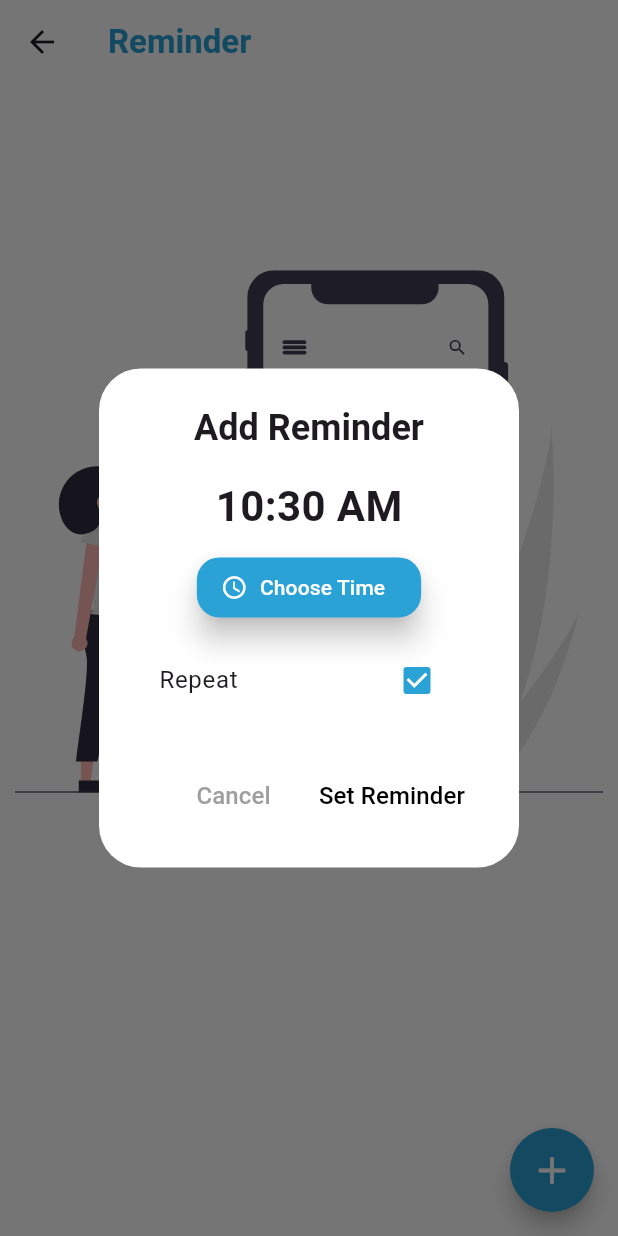
After one commit to Nafis71/HydrateMe, a Flutter app: the WaterReminderScreenView screen opened directly, after a tap on the "add" icon, on a phone screen of 412 x 824 dp. The commit adds this screen. Run offline on Flutter 3.47's test engine with Material 3 defaults, Android fonts, the phone set to English and light mode, and no system bars; our stand-ins replace awesome_notifications, flutter_slidable, flutter_svg, hive, lottie, shared_preferences and 1 more; accounts and stored records are empty.

Commit message:
Added water reminder section, notification mechanism and fixed some bugs.

```diff
--- /dev/null
+++ b/lib/Models/notification_register_model.dart
@@ -0,0 +1,18 @@
+import 'package:hive/hive.dart';
+part 'notification_register_model.g.dart';
+
+@HiveType(typeId: 1)
+class NotificationRegisterModel extends HiveObject {
+  @HiveField(0)
+  int id;
+
+  @HiveField(1)
+  String time;
+
+  @HiveField(2)
+  String repeatType;
+  @HiveField(3)
+  bool isReminderEnabled;
+
+  NotificationRegisterModel({required this.id, required this.time, required this.repeatType, required this.isReminderEnabled});
+}
--- /dev/null
+++ b/lib/Services/NotificationService.dart
@@ -0,0 +1,69 @@
+import 'package:awesome_notifications/awesome_notifications.dart';
+import 'package:flutter/material.dart';
+
+class NotificationService {
+  static void initializeNotification() {
+    AwesomeNotifications().initialize(
+        null,
+        [
+          NotificationChannel(
+            channelGroupKey: "TestingChannelGroup",
+            channelKey: "TestingChannel",
+            channelName: "Water Reminder Channel",
+            channelDescription:
+                "Notification channel for reminding water intake",
+            defaultColor: Colors.white,
+            ledColor: Colors.white,
+            importance: NotificationImportance.Max,
+            playSound: true,
+          ),
+        ],
+        channelGroups: [
+          NotificationChannelGroup(
+              channelGroupKey: 'TestingChannelGroup',
+              channelGroupName: 'Testing group')
+        ],
+        debug: true);
+  }
+
+  static Future<void> createScheduledNotification({
+    required int id,
+    required String channelKey,
+    required String title,
+    required String body,
+    required int hour,
+    required int minute,
+    required int second,
+    required bool repeat,
+  }) async {
+    await AwesomeNotifications().createNotification(
+      content: NotificationContent(
+        id: id,
+        channelKey: channelKey,
+        title: title,
+        body: body,
+      ),
+      schedule: NotificationCalendar(
+        hour: hour,
+        minute: minute,
+        second: second,
+        repeats: repeat,
+      ),
+    );
+  }
+
+
+  static Future<bool> checkNotificationPermission() async{
+    bool hasPermission = await AwesomeNotifications().isNotificationAllowed().then(
+          (isAllowed) async {
+        if (!isAllowed) {
+          return await AwesomeNotifications()
+              .requestPermissionToSendNotifications();
+        }
+        return true;
+      },
+    );
+    return (hasPermission) ? true : false;
+  }
+
+}
--- a/lib/Utils/constants.dart
+++ b/lib/Utils/constants.dart
@@ -21,6 +21,9 @@ const String noRecordOfWaterConsumptionText = "You haven't yet consumed any wate
 const String recentlyDrankText = "Recently Drank";
 const String viewAllText = "View All";
 
+//notificationConstants
+const String alertDialogHeader = "Add Reminder";
+
 
 //universals
 const String sizeMetric = "ml";
--- a/lib/Utils/hive_boxes.dart
+++ b/lib/Utils/hive_boxes.dart
@@ -1,7 +1,10 @@
+import 'package:awesome_notifications/awesome_notifications.dart';
 import 'package:hive/hive.dart';
+import 'package:water_tracker/Models/notification_register_model.dart';
 
 import '../Models/water_intake_model.dart';
 
 class HiveBoxes{
-  static Box<WaterIntakeModel> getData() => Hive.box("WaterIntake");
+  static Box<WaterIntakeModel> getWaterIntakeData() => Hive.box("WaterIntake");
+  static Box<NotificationRegisterModel> getNotificationData() => Hive.box("NotificationRecord");
 }
--- a/lib/Utils/routes.dart
+++ b/lib/Utils/routes.dart
@@ -1,5 +1,5 @@
 import 'package:flutter/material.dart';
-import 'package:water_tracker/Views/NotificationScreen/add_notification_screen.dart';
+import 'package:water_tracker/Views/NotificationScreen/water_reminder_screen_view.dart';
 
 import '../Views/DataCollectionScreen/data_collection_screen.dart';
 import '../Views/HomeScreen/home_screen_view.dart';
@@ -20,7 +20,7 @@ MaterialPageRoute? generateRoute(RouteSettings routeSettings) {
     Routes.dataCollectionScreen.toString(): (context) =>
         const DataCollectionScreenView(),
     Routes.addNotificationScreen.toString(): (context) =>
-        const AddNotificationScreen(),
+        const WaterReminderScreenView(),
   };
   final WidgetBuilder? builder = routes[routeSettings.name];
   return (builder != null) ? MaterialPageRoute(builder: builder) : null;
--- a/lib/Views/App/app.dart
+++ b/lib/Views/App/app.dart
@@ -1,15 +1,27 @@
+import 'package:awesome_notifications/awesome_notifications.dart';
 import 'package:flutter/material.dart';
 
+import '../../Services/NotificationService.dart';
 import '../../Themes/appbar_themes.dart';
 import '../../Themes/elevated_button_style.dart';
 import '../../Themes/form_text_field_themes.dart';
 import '../../Utils/routes.dart';
 
-class WaterTracker extends StatelessWidget {
+class WaterTracker extends StatefulWidget {
   const WaterTracker({
     super.key,
   });
 
+  @override
+  State<WaterTracker> createState() => _WaterTrackerState();
+}
+
+class _WaterTrackerState extends State<WaterTracker> {
+  @override
+  void initState() {
+    NotificationService.initializeNotification();
+    super.initState();
+  }
   @override
   Widget build(BuildContext context) {
     return MaterialApp(
--- a/lib/Views/Components/text_form_field.dart
+++ b/lib/Views/Components/text_form_field.dart
@@ -5,7 +5,7 @@ class FormTextField extends StatelessWidget {
   final TextInputType textInputType;
   final TextEditingController controller;
 
-  FormTextField({
+  const FormTextField({
     super.key,
     required this.hintText,
     required this.errorText,
--- a/lib/Views/HomeScreen/home_screen_recently_drank_info.dart
+++ b/lib/Views/HomeScreen/home_screen_recently_drank_info.dart
@@ -139,7 +139,7 @@ class HomeScreenRecentlyDrankInfo extends StatelessWidget {
 
   List<WaterIntakeModel> getRecentDrinkInfo() {
     List<WaterIntakeModel> models = [];
-    Box hiveBox = HiveBoxes.getData();
+    Box hiveBox = HiveBoxes.getWaterIntakeData();
     int length = hiveBox.length;
     try {
       for (int index = length - 1; index > length - 4; index--) {
--- a/lib/Views/HomeScreen/home_screen_view.dart
+++ b/lib/Views/HomeScreen/home_screen_view.dart
@@ -188,7 +188,7 @@ class _HomeScreenViewState extends State<HomeScreenView> {
   }
 
   void saveToDatabase(WaterIntakeModel data) {
-    Box hiveBox = HiveBoxes.getData();
+    Box hiveBox = HiveBoxes.getWaterIntakeData();
     hiveBox.add(data);
     setState(() {});
   }
@@ -200,7 +200,7 @@ class _HomeScreenViewState extends State<HomeScreenView> {
 
   int calculateDailyWaterIntake() {
     int totalDrank = 0;
-    Box hiveBox = HiveBoxes.getData();
+    Box hiveBox = HiveBoxes.getWaterIntakeData();
     String dateOfToday = DateFormat.yMMMd().format(DateTime.now());
     for (int index = 0; index < hiveBox.length; index++) {
       if (DateFormat.yMMMd().format(hiveBox.get(index).dateTime) ==
--- /dev/null
+++ b/lib/Views/NotificationScreen/water_reminder_alert_dialog.dart
@@ -0,0 +1,87 @@
+import 'package:flutter/material.dart';
+
+import '../../Utils/colors.dart';
+import '../../Utils/constants.dart';
+
+class WaterReminderAlertDialog extends StatelessWidget {
+  final TimeOfDay? selectedTime;
+  final Function chooseTime, setReminder;
+  final Function(dynamic) changeNotificationMode;
+  final bool isRepeatable;
+  const WaterReminderAlertDialog({super.key, required this.selectedTime, required this.chooseTime, required this.changeNotificationMode, required this.isRepeatable, required this.setReminder});
+
+  @override
+  Widget build(BuildContext context) {
+    return OrientationBuilder(
+      builder: (BuildContext context, Orientation orientation) {
+        return AlertDialog(
+          backgroundColor: Colors.white,
+          title: const Center(
+            child: Text(
+              alertDialogHeader,
+              style: TextStyle(fontWeight: FontWeight.bold),
+            ),
+          ),
+          content: SizedBox(
+            height: (orientation == Orientation.portrait)
+                ? MediaQuery.of(context).size.height * 0.2
+                : MediaQuery.of(context).size.height * 0.5,
+            child: Column(
+              crossAxisAlignment: CrossAxisAlignment.center,
+              children: [
+                Wrap(
+                  spacing: 3,
+                  children: [
+                    Text(
+                      selectedTime!.format(context),
+                      style: const TextStyle(
+                          fontSize: 28, fontWeight: FontWeight.bold),
+                    ),
+                  ],
+                ),
+                const SizedBox(height: 10),
+                ElevatedButton.icon(
+                  onPressed: () async {
+                    chooseTime();
+                  },
+                  icon: const Icon(Icons.watch_later_outlined),
+                  label: const Text("Choose Time"),
+                ),
+                const SizedBox(height: 10),
+                CheckboxListTile(
+                  title: const Text("Repeat"),
+                  value: isRepeatable,
+                  onChanged: (value) {
+                    changeNotificationMode(value);
+                  },
+                  activeColor: appPrimaryColor,
+                ),
+              ],
+            ),
+          ),
+          actions: [
+            TextButton(
+              onPressed: () {
+                Navigator.pop(context);
+              },
+              child: const Text(
+                "Cancel",
+                style: TextStyle(color: Colors.grey, fontSize: 16),
+              ),
+            ),
+            TextButton(
+              onPressed: () {
+                Navigator.pop(context);
+                setReminder();
+              },
+              child: const Text(
+                "Set Reminder",
+                style: TextStyle(color: Colors.black, fontSize: 16),
+              ),
+            )
+          ],
+        );
+      },
+    );
+  }
+}
--- /dev/null
+++ b/lib/Views/NotificationScreen/water_reminder_no_notification_layout.dart
@@ -0,0 +1,36 @@
+import 'package:flutter/material.dart';
+import 'package:flutter_svg/svg.dart';
+
+class NoNotificationLayout extends StatelessWidget {
+  const NoNotificationLayout({super.key});
+
+  @override
+  Widget build(BuildContext context) {
+    double screenHeight = MediaQuery.of(context).size.height;
+    double screenWidth = MediaQuery.of(context).size.width;
+    return SizedBox(
+      height: screenHeight, // Adjust this as needed
+      child: SingleChildScrollView(
+        child: Padding(
+          padding: const EdgeInsets.all(10.0),
+          child: SizedBox(
+            width: screenWidth,
+            child: Column(
+              mainAxisAlignment: MainAxisAlignment.center,
+              mainAxisSize: MainAxisSize.min,
+              children: [
+                SizedBox(height: screenHeight * 0.1,),
+                SvgPicture.asset(
+                  "assets/images/noNotificationFound.svg",
+                  height: screenHeight * 0.5,
+                  fit: BoxFit.contain,
+                ),
+                const Text("No notification is set for the reminder")
+              ],
+            ),
+          ),
+        ),
+      ),
+    );
+  }
+}
--- /dev/null
+++ b/lib/Views/NotificationScreen/water_reminder_screen_view.dart
@@ -0,0 +1,170 @@
+import 'dart:math';
+
+import 'package:awesome_notifications/awesome_notifications.dart';
+import 'package:flutter/material.dart';
+import 'package:flutter_slidable/flutter_slidable.dart';
+import 'package:hive/hive.dart';
+import 'package:water_tracker/Models/notification_register_model.dart';
+import 'package:water_tracker/Services/NotificationService.dart';
+import 'package:water_tracker/Utils/hive_boxes.dart';
+import 'package:water_tracker/Views/NotificationScreen/water_reminder_alert_dialog.dart';
+import 'package:water_tracker/Views/NotificationScreen/water_reminder_no_notification_layout.dart';
+import 'package:water_tracker/Views/NotificationScreen/water_reminder_notification_list_layout.dart';
+
+import '../../Utils/colors.dart';
+import '../../Utils/constants.dart';
+
+class WaterReminderScreenView extends StatefulWidget {
+  const WaterReminderScreenView({super.key});
+
+  @override
+  State<WaterReminderScreenView> createState() =>
+      _WaterReminderScreenViewState();
+}
+
+class _WaterReminderScreenViewState extends State<WaterReminderScreenView> {
+  late TimeOfDay? selectedTime;
+  bool isRepeatable = true;
+  late Orientation screenOrientation;
+  late List<NotificationRegisterModel> models;
+  Box hiveBox = HiveBoxes.getNotificationData();
+
+  @override
+  void initState() {
+    super.initState();
+  }
+
+  @override
+  Widget build(BuildContext context) {
+    models = getNotificationModels();
+    int itemCount = models.length;
+    double screenHeight = MediaQuery.of(context).size.height;
+    double screenWidth = MediaQuery.of(context).size.width;
+    return Scaffold(
+      appBar: AppBar(
+        title: const Text("Reminder"),
+      ),
+      body: SafeArea(
+        child: (itemCount == 0)
+            ? const NoNotificationLayout()
+            : ListView.separated(
+                itemCount: itemCount,
+                itemBuilder: (context, index) {
+                  return NotificationListLayout(
+                      removeFromList: () {
+                        _removeNotificationRegistry(index, models[index]);
+                      },
+                      models: models,
+                      notificationSettingToggle: (value) {
+                        models[index].isReminderEnabled = value;
+                        setState(() {});
+                      },
+                      index: index);
+                },
+                separatorBuilder: (BuildContext context, int index) {
+                  return const SizedBox(
+                    height: 10,
+                  );
+                },
+              ),
+      ),
+      floatingActionButton: FloatingActionButton(
+        backgroundColor: appPrimaryColor,
+        shape:
+            RoundedRectangleBorder(borderRadius: BorderRadius.circular(30.00)),
+        onPressed: () async {
+          bool hasPermission =
+              await NotificationService.checkNotificationPermission();
+          if (hasPermission) {
+            showAlertDialog();
+          }
+        },
+        child: const Icon(
+          Icons.add,
+          size: 30,
+          color: Colors.white,
+        ),
+      ),
+    );
+  }
+
+  void _removeNotificationRegistry(
+      int index, NotificationRegisterModel notificationRegisterModel) async {
+    AwesomeNotifications().cancelSchedule(models[index].id);
+    models.removeAt(index);
+    await notificationRegisterModel.delete();
+    if (hiveBox.isEmpty) {
+      hiveBox.clear();
+    }
+    setState(() {});
+  }
+
+  List<NotificationRegisterModel> getNotificationModels() {
+    List<NotificationRegisterModel> models = [];
+    Box hiveBox = HiveBoxes.getNotificationData();
+    int length = hiveBox.length;
+    for (int index = 0; index < length; index++) {
+      models.add(hiveBox.get(index));
+    }
+    return models;
+  }
+
+  void showAlertDialog() {
+    selectedTime = TimeOfDay.now();
+    showDialog(
+      context: context,
+      builder: (context) => StatefulBuilder(
+        builder: (BuildContext context, setDialogState) {
+          return WaterReminderAlertDialog(
+            selectedTime: selectedTime,
+            chooseTime: () async {
+              selectedTime = await launchTimePicker(selectedTime!);
+              setDialogState(() {});
+            },
+            changeNotificationMode: (value) {
+              isRepeatable = value!;
+              setDialogState(() {});
+            },
+            isRepeatable: isRepeatable,
+            setReminder: setReminder,
+          );
+        },
+      ),
+    );
+  }
+
+  Future<TimeOfDay?> launchTimePicker(TimeOfDay timeOfDay) async {
+    return selectedTime = await showTimePicker(
+      confirmText: "Select",
+      context: context,
+      initialTime: timeOfDay,
+    );
+  }
+
+  void setReminder() {
+    Random random = Random();
+    int id = random.nextInt(999);
+    NotificationService.createScheduledNotification(
+        id: id,
+        channelKey: "TestingChannel",
+        title: "You need to drink water",
+        body: "You have added an alarm to remind you to drink water",
+        hour: selectedTime!.hour.toInt(),
+        minute: selectedTime!.minute.toInt(),
+        second: 0,
+        repeat: false);
+    saveToDatabase(id);
+  }
+
+  void saveToDatabase(int id) {
+    NotificationRegisterModel notificationModel = NotificationRegisterModel(
+      id: id,
+      time: selectedTime!.format(context).toString(),
+      repeatType: (isRepeatable) ? "Repeat" : "Once",
+      isReminderEnabled: true,
+    );
+    hiveBox.add(notificationModel);
+    print(hiveBox.values);
+    setState(() {});
+  }
+}
--- a/lib/Views/OnboardScreen/onboard_screen_view.dart
+++ b/lib/Views/OnboardScreen/onboard_screen_view.dart
@@ -1,3 +1,4 @@
+import 'package:awesome_notifications/awesome_notifications.dart';
 import 'package:flutter/material.dart';
 import 'package:hive/hive.dart';
 import 'package:shared_preferences/shared_preferences.dart';
@@ -25,7 +26,6 @@ class _OnboardScreenViewState extends State<OnboardScreenView> {
     _pageController = PageController(initialPage: currentIndex);
     super.initState();
   }
-
 
 
   void initializeSharedPreference() async{
--- a/lib/main.dart
+++ b/lib/main.dart
@@ -1,7 +1,10 @@
 import 'dart:io';
+import 'package:awesome_notifications/awesome_notifications.dart';
 import 'package:flutter/material.dart';
 import 'package:hive/hive.dart';
 import 'package:path_provider/path_provider.dart';
+import 'package:water_tracker/Services/NotificationService.dart';
+import 'Models/notification_register_model.dart';
 import 'Models/water_intake_model.dart';
 import 'Views/App/app.dart';
 
@@ -10,6 +13,8 @@ main() async {
   Directory directory = await getApplicationDocumentsDirectory();
   Hive.init(directory.path);
   Hive.registerAdapter(WaterIntakeModelAdapter());
+  Hive.registerAdapter(NotificationRegisterModelAdapter());
   await Hive.openBox<WaterIntakeModel>("WaterIntake");
+  await Hive.openBox<NotificationRegisterModel>("NotificationRecord");
   runApp(const WaterTracker());
 }
--- a/pubspec.yaml
+++ b/pubspec.yaml
@@ -43,6 +43,8 @@ dependencies:
   path_provider: 2.1.3
   hive_flutter: ^1.1.0
   intl: ^0.19.0
+  awesome_notifications: ^0.9.3+1
+  flutter_slidable: ^3.1.0
 
 
 
```
Also changed, not shown: lib/Views/NotificationScreen/add_notification_screen.dart (deleted, +0 -37 lines), lib/Views/NotificationScreen/water_reminder_notification_list_layout.dart (added, +79 -0 lines), assets/images/noNotificationFound.svg (added), lib/Models/notification_register_model.g.dart (added), pubspec.lock, 2 other files.
